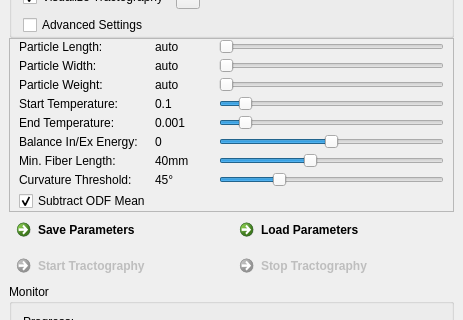
Old version of the form Plugins/org.mitk.gui.qt.diffusionimaging/src/internal/QmitkGibbsTrackingViewControls.ui in the repository MITK/MITK; both pictures show x 0 to 463 and y 181 to 501 of the 463 by 1011 pixel window.
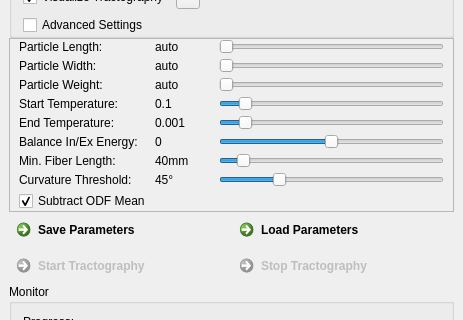
New version of the form. Icons and pictures are not drawn.

```diff
--- a/Plugins/org.mitk.gui.qt.diffusionimaging/src/internal/QmitkGibbsTrackingViewControls.ui
+++ b/Plugins/org.mitk.gui.qt.diffusionimaging/src/internal/QmitkGibbsTrackingViewControls.ui
@@ -495,7 +495,7 @@
          <string>Only fibers longer than specified are accepted.</string>
         </property>
         <property name="maximum">
-         <number>100</number>
+         <number>500</number>
         </property>
         <property name="singleStep">
          <number>1</number>
```
